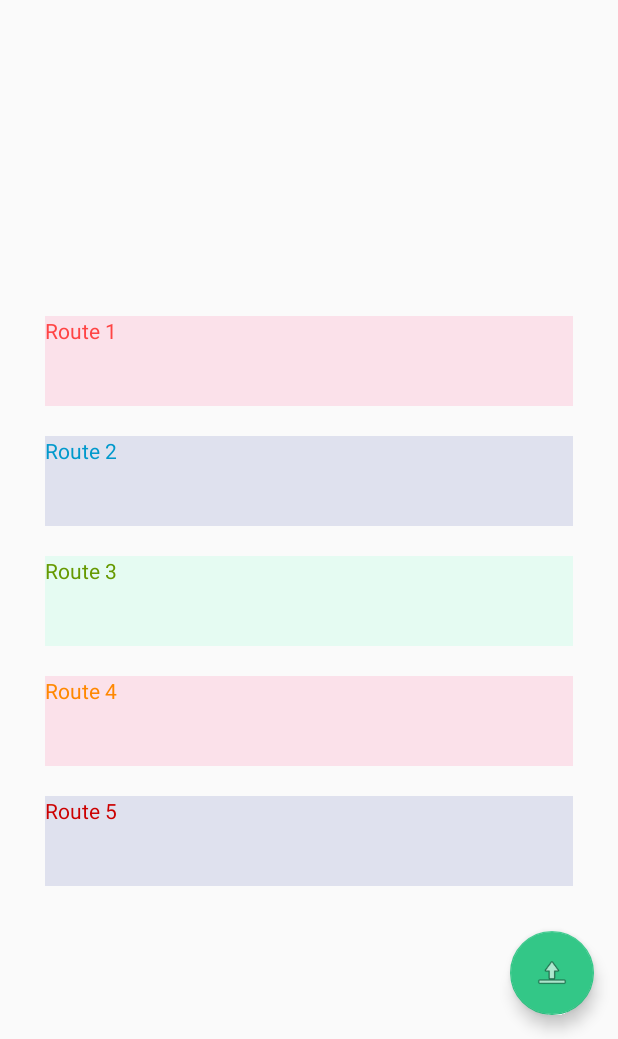
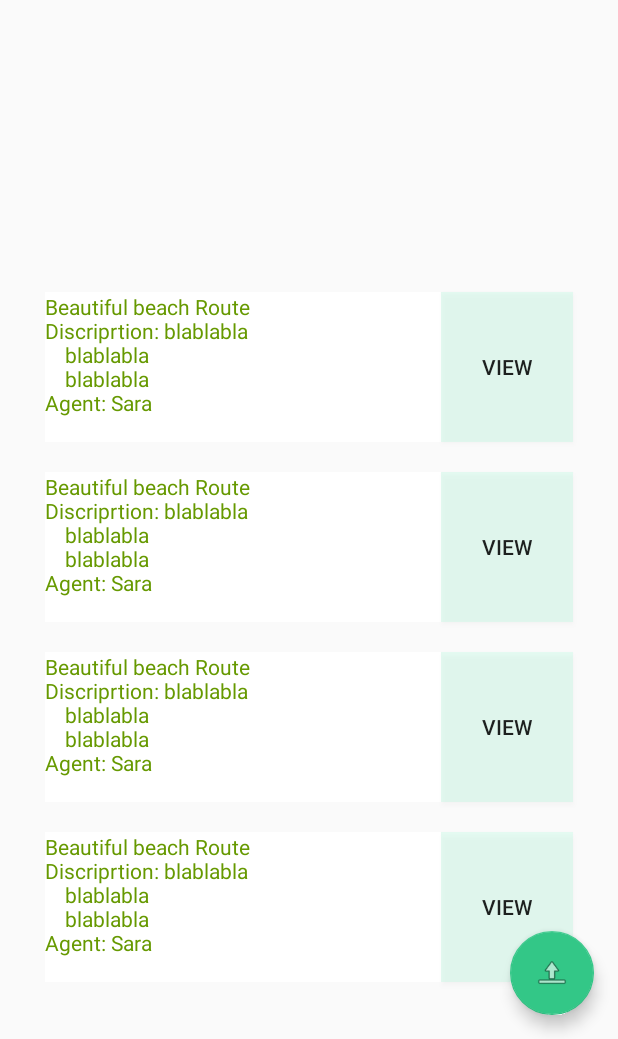
Before and after one commit to NinjaSong/MyFirstApp, an Android app: the MyActivity screen opened directly, with no data from a screen before it, on a phone screen of 412 x 824 dp, the part 197-1236 px from its top. Run offline under Robolectric (Android 15) with nearby library versions, the phone set to English and light mode, and no system bars; our stand-ins replace Firebase (no records; nobody signed in at launch, a user with empty details on screens opened directly).

Commit message:
eupdate 3/23

```diff
--- a/app/build.gradle
+++ b/app/build.gradle
@@ -25,6 +25,7 @@ dependencies {
     androidTestCompile('com.android.support.test.espresso:espresso-core:2.2.2', {
         exclude group: 'com.android.support', module: 'support-annotations'
     })
+
     compile 'com.android.support:appcompat-v7:25.2.0'
     compile 'com.android.support.constraint:constraint-layout:1.0.1'
     compile 'com.android.support:design:25.2.0'
@@ -35,10 +36,11 @@ dependencies {
     compile 'com.google.firebase:firebase-auth:10.0.1'
     compile 'com.google.firebase:firebase-database:10.0.1'
     compile 'com.google.firebase:firebase-core:9.0.0'
-
     testCompile 'junit:junit:4.12'
 }
 
 
 
+
+
 apply plugin: 'com.google.gms.google-services'
--- a/app/src/main/java/com/example/song/myfirstapp/MyActivity.java
+++ b/app/src/main/java/com/example/song/myfirstapp/MyActivity.java
@@ -11,6 +11,7 @@ import android.view.View;
 import android.view.Menu;
 import android.view.MenuItem;
 import android.content.Intent;
+import android.widget.Button;
 import com.google.android.gms.maps.CameraUpdateFactory;
 import com.google.android.gms.maps.GoogleMap;
 import com.google.android.gms.maps.OnMapReadyCallback;
@@ -79,6 +80,11 @@ public class MyActivity extends AppCompatActivity {
     }
 
 
+    public void buttonViewClick(View v){
+        Button button = (Button) v;
+        Intent intent1 = new Intent(this,RouteView.class);
+        this.startActivity(intent1);
+    }
 
     @Override
     public boolean onCreateOptionsMenu(Menu menu) {
--- a/app/src/main/res/layout/content_my.xml
+++ b/app/src/main/res/layout/content_my.xml
@@ -14,7 +14,7 @@
         android:weightSum="1">
 
         <TextView
-            android:id="@+id/textView"
+            android:id="@+id/RouteName"
             android:layout_width="match_parent"
             android:layout_height="18dp"
             android:layout_marginTop="60dp"
@@ -38,88 +38,149 @@
             android:layout_marginTop="18dp"
             app:layout_constraintLeft_toLeftOf="parent"
             app:layout_constraintRight_toRightOf="parent"
-            app:layout_constraintTop_toBottomOf="@+id/textView"
+            app:layout_constraintTop_toBottomOf="@+id/RouteName"
             tools:context="com.example.song.myfirstapp.MapsActivity"
             tools:layout="@layout/activity_maps" />
+
+        <LinearLayout
+            android:id="@+id/RouteContainer"
+            android:layout_width="match_parent"
+            android:layout_height="match_parent">
 
             <TextView
                 android:id="@+id/textView2"
                 android:layout_width="match_parent"
-            android:layout_height="60dp"
-            android:layout_marginEnd="30dp"
-            android:layout_marginLeft="30dp"
-            android:layout_marginRight="30dp"
+                android:layout_height="match_parent"
+                android:layout_marginBottom="10dp"
+                android:layout_marginEnd="0dp"
+                android:layout_marginLeft="0dp"
+                android:layout_marginRight="0dp"
                 android:layout_marginStart="30dp"
-            android:layout_marginTop="26dp"
-            android:background="@color/colorAccent"
-            android:text="Route 1"
-            android:textColor="@android:color/holo_red_light"
+                android:layout_marginTop="10dp"
+                android:layout_weight="1"
+                android:background="@color/common_google_signin_btn_text_dark_default"
+                android:text="Beautiful beach Route\nDiscriprtion: blablabla\n\tblablabla\n\tblablabla\nAgent: Sara"
+                android:textColor="@android:color/holo_green_dark"
                 app:layout_constraintLeft_toLeftOf="parent"
                 app:layout_constraintRight_toRightOf="parent"
                 app:layout_constraintTop_toBottomOf="@+id/map" />
 
-        <TextView
-            android:id="@+id/textView3"
+            <Button
+                android:id="@+id/ViewButton"
+                android:layout_width="wrap_content"
+                android:layout_height="100dp"
+                android:layout_marginBottom="10dp"
+                android:layout_marginRight="30dp"
+                android:layout_marginTop="10dp"
+                android:background="@color/colorlightgreen"
+                android:onClick="buttonViewClick"
+                android:text="View" />
+        </LinearLayout>
+
+        <LinearLayout
+            android:id="@+id/RouteContainer"
             android:layout_width="match_parent"
-            android:layout_height="60dp"
-            android:layout_marginEnd="30dp"
-            android:layout_marginLeft="30dp"
-            android:layout_marginRight="30dp"
-            android:layout_marginStart="30dp"
-            android:layout_marginTop="20dp"
-            android:background="@color/colorPrimaryDark"
-            android:text="Route 2"
-            android:textColor="@android:color/holo_blue_dark"
-            app:layout_constraintLeft_toLeftOf="parent"
-            app:layout_constraintRight_toRightOf="parent"
-            app:layout_constraintTop_toBottomOf="@+id/textView2" />
+            android:layout_height="match_parent">
 
             <TextView
-            android:id="@+id/textView4"
+                android:id="@+id/textView2"
                 android:layout_width="match_parent"
-            android:layout_height="60dp"
-            android:layout_marginEnd="30dp"
-            android:layout_marginLeft="30dp"
-            android:layout_marginRight="30dp"
+                android:layout_height="match_parent"
+                android:layout_marginBottom="10dp"
+                android:layout_marginEnd="0dp"
+                android:layout_marginLeft="0dp"
+                android:layout_marginRight="0dp"
                 android:layout_marginStart="30dp"
-            android:layout_marginTop="20dp"
-            android:background="@color/colorlightgreen"
-            android:text="Route 3"
+                android:layout_marginTop="10dp"
+                android:layout_weight="1"
+                android:background="@color/common_google_signin_btn_text_dark_default"
+                android:text="Beautiful beach Route\nDiscriprtion: blablabla\n\tblablabla\n\tblablabla\nAgent: Sara"
                 android:textColor="@android:color/holo_green_dark"
                 app:layout_constraintLeft_toLeftOf="parent"
                 app:layout_constraintRight_toRightOf="parent"
-            app:layout_constraintTop_toBottomOf="@+id/textView3" />
+                app:layout_constraintTop_toBottomOf="@+id/map" />
+
+            <Button
+                android:id="@+id/ViewButton"
+                android:layout_width="wrap_content"
+                android:layout_height="100dp"
+                android:layout_marginBottom="10dp"
+                android:layout_marginRight="30dp"
+                android:layout_marginTop="10dp"
+                android:background="@color/colorlightgreen"
+                android:onClick="buttonViewClick"
+                android:text="View" />
+        </LinearLayout>
+
+        <LinearLayout
+            android:id="@+id/RouteContainer"
+            android:layout_width="match_parent"
+            android:layout_height="match_parent">
 
             <TextView
-            android:id="@+id/textView5"
+                android:id="@+id/textView2"
                 android:layout_width="match_parent"
-            android:layout_height="60dp"
-            android:layout_marginEnd="30dp"
-            android:layout_marginLeft="30dp"
-            android:layout_marginRight="30dp"
+                android:layout_height="match_parent"
+                android:layout_marginBottom="10dp"
+                android:layout_marginEnd="0dp"
+                android:layout_marginLeft="0dp"
+                android:layout_marginRight="0dp"
                 android:layout_marginStart="30dp"
-            android:layout_marginTop="20dp"
-            android:background="@color/colorAccent"
-            android:text="Route 4"
-            android:textColor="@android:color/holo_orange_dark"
+                android:layout_marginTop="10dp"
+                android:layout_weight="1"
+                android:background="@color/common_google_signin_btn_text_dark_default"
+                android:text="Beautiful beach Route\nDiscriprtion: blablabla\n\tblablabla\n\tblablabla\nAgent: Sara"
+                android:textColor="@android:color/holo_green_dark"
                 app:layout_constraintLeft_toLeftOf="parent"
                 app:layout_constraintRight_toRightOf="parent"
-            app:layout_constraintTop_toBottomOf="@+id/textView3" />
+                app:layout_constraintTop_toBottomOf="@+id/map" />
+
+            <Button
+                android:id="@+id/ViewButton"
+                android:layout_width="wrap_content"
+                android:layout_height="100dp"
+                android:layout_marginBottom="10dp"
+                android:layout_marginRight="30dp"
+                android:layout_marginTop="10dp"
+                android:background="@color/colorlightgreen"
+                android:onClick="buttonViewClick"
+                android:text="View" />
+        </LinearLayout>
+
+        <LinearLayout
+            android:id="@+id/RouteContainer"
+            android:layout_width="match_parent"
+            android:layout_height="match_parent">
 
             <TextView
-            android:id="@+id/textView6"
+                android:id="@+id/textView2"
                 android:layout_width="match_parent"
-            android:layout_height="60dp"
-            android:layout_marginEnd="30dp"
-            android:layout_marginLeft="30dp"
-            android:layout_marginRight="30dp"
+                android:layout_height="match_parent"
+                android:layout_marginBottom="10dp"
+                android:layout_marginEnd="0dp"
+                android:layout_marginLeft="0dp"
+                android:layout_marginRight="0dp"
                 android:layout_marginStart="30dp"
-            android:layout_marginTop="20dp"
-            android:background="@color/colorPrimaryDark"
-            android:text="Route 5"
-            android:textColor="@android:color/holo_red_dark"
+                android:layout_marginTop="10dp"
+                android:layout_weight="1"
+                android:background="@color/common_google_signin_btn_text_dark_default"
+                android:text="Beautiful beach Route\nDiscriprtion: blablabla\n\tblablabla\n\tblablabla\nAgent: Sara"
+                android:textColor="@android:color/holo_green_dark"
                 app:layout_constraintLeft_toLeftOf="parent"
                 app:layout_constraintRight_toRightOf="parent"
-            app:layout_constraintTop_toBottomOf="@+id/textView3" />
+                app:layout_constraintTop_toBottomOf="@+id/map" />
+
+            <Button
+                android:id="@+id/ViewButton"
+                android:layout_width="wrap_content"
+                android:layout_height="100dp"
+                android:layout_marginBottom="10dp"
+                android:layout_marginRight="30dp"
+                android:layout_marginTop="10dp"
+                android:background="@color/colorlightgreen"
+                android:onClick="buttonViewClick"
+                android:text="View" />
+        </LinearLayout>
+
     </LinearLayout>
 </ScrollView>
--- a/app/src/main/res/values/strings.xml
+++ b/app/src/main/res/values/strings.xml
@@ -79,4 +79,6 @@
 
     <string name="pref_title_vibrate">Vibrate</string>
     <string name="title_activity_maps">Map</string>
+    <string name="title_activity_route_view">RouteView</string>
+    <string name="title_activity_profile_agent">ProfileAgent</string>
 </resources>
```
Also changed, not shown: app/src/main/AndroidManifest.xml (+9 -0 lines), app/src/main/java/com/example/song/myfirstapp/RouteView.java (added, +30 -0 lines), app/src/main/java/com/example/song/myfirstapp/profilename.java (+28 -5 lines), app/src/main/res/layout/activity_profilename.xml (+18 -21 lines), app/src/main/res/layout/activity_route_view.xml (added, +38 -0 lines), app/src/main/res/layout/content_profile_agent.xml (added, +214 -0 lines), app/src/main/res/layout/content_route_view.xml (added, +204 -0 lines). Lines whose indentation alone changed are shown as unchanged.
